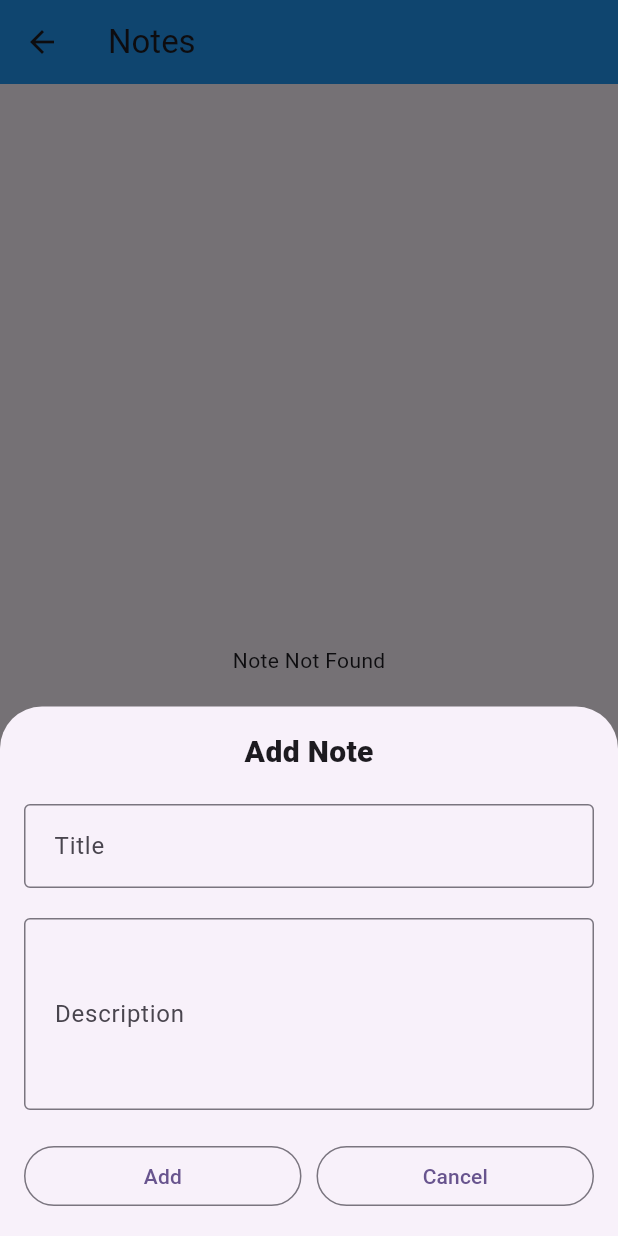
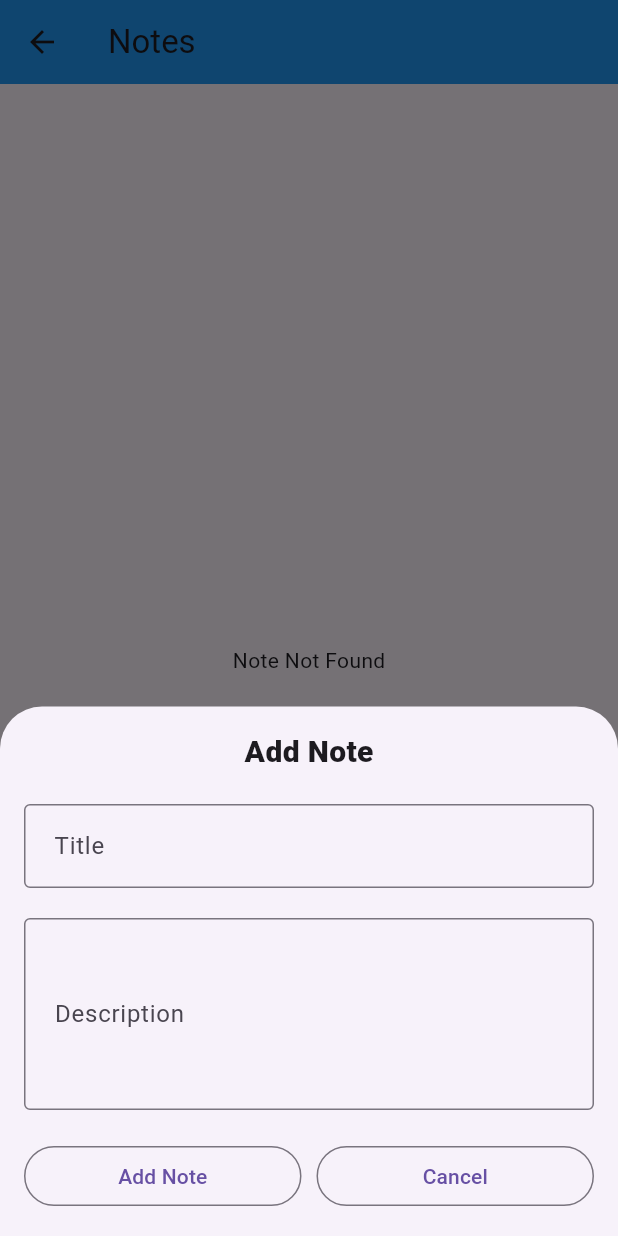
Before and after one commit to OwaisRaza1941/Local-Storage-and-Persistence, a Flutter app: the HomeScreen screen opened directly, after a tap on the "add" icon, on a phone screen of 412 x 824 dp. Run offline on Flutter 3.47's test engine with Material 3 defaults, Android fonts, the light colour scheme and no system bars; our stand-ins replace get, shared_preferences, sqflite; accounts and stored records are empty.

Commit message:
MY commit

```diff
--- a/Sqlite Database/using_the_sqflite/lib/data/local/db_helper.dart
+++ b/Sqlite Database/using_the_sqflite/lib/data/local/db_helper.dart
@@ -67,7 +67,7 @@ class DBHelper {
     return rowsEffected > 0;
   }
 
-/// Reading all data
+  /// Reading all data
   Future<List<Map<String, dynamic>>> getAllNotes() async {
     var db = await getDB();
 
@@ -75,4 +75,33 @@ class DBHelper {
 
     return mData;
   }
+
+  /// Update Data
+  Future<bool> updateNote({
+    required String mTitle,
+    required String mDes,
+    required int sno,
+  }) async {
+    var db = await getDB();
+
+    int rowsEffected = await db.update(table_note, {
+      column_note_title: mTitle,
+      column_note_des: mDes,
+    }, where: "$column_note_sno = $sno");
+
+    return rowsEffected > 0;
+  }
+
+  /// Delete Note
+
+  Future<bool> deleteNote({required int sno}) async {
+    var db = await getDB();
+
+    int rowsEffected = await db.delete(
+      table_note,
+      where: "$column_note_sno = $sno",
+    );
+
+    return rowsEffected > 0;
+  }
 }
--- a/Sqlite Database/using_the_sqflite/lib/screes/widgets/floating_actionbtn.dart
+++ b/Sqlite Database/using_the_sqflite/lib/screes/widgets/floating_actionbtn.dart
@@ -1,30 +1,66 @@
 import 'package:flutter/material.dart';
 import 'package:using_the_sqflite/components/add_note_fields.dart';
 import 'package:using_the_sqflite/data/local/db_helper.dart';
+import 'package:get/get.dart';
+import 'package:using_the_sqflite/controller/note_add_controller.dart';
 
 class AddNoteFAB extends StatelessWidget {
   final DBHelper dbRef;
   final VoidCallback refreshNotes;
+  final int? index;       // 👈 Index of note (for update)
+  final bool isUpdate;    // 👈 Add or Update mode
 
-  AddNoteFAB({required this.dbRef, required this.refreshNotes, super.key});
+  AddNoteFAB({
+    required this.dbRef,
+    required this.refreshNotes,
+    this.index,
+    this.isUpdate = false,
+    super.key,
+  });
 
   final TextEditingController titleController = TextEditingController();
   final TextEditingController desController = TextEditingController();
+
+  final NoteAddController controller = Get.find();
 
   @override
   Widget build(BuildContext context) {
     return FloatingActionButton(
       onPressed: () {
-        showModalBottomSheet(
+        /// Agar update hai to purana data load karo
+        if (isUpdate && index != null) {
+          titleController.text =
+              controller.allnotes[index!][DBHelper.column_note_title];
+          desController.text =
+              controller.allnotes[index!][DBHelper.column_note_des];
+        }
+        getModelBottomSheet(context, isUpdate: isUpdate, index: index);
+      },
+      child: Icon(isUpdate ? Icons.edit : Icons.add),
+    );
+  }
+
+  Future<dynamic> getModelBottomSheet(
+    BuildContext context, {
+    bool isUpdate = false,
+    int? index,
+  }) {
+    return showModalBottomSheet(
       context: context,
+      isScrollControlled: true,
       builder: (context) {
-            return Container(
-              padding: EdgeInsets.all(16),
+        return Padding(
+          padding: EdgeInsets.only(
+            left: 16,
+            right: 16,
+            top: 16,
+            bottom: MediaQuery.of(context).viewInsets.bottom + 16,
+          ),
           child: Column(
             mainAxisSize: MainAxisSize.min,
             children: [
               Text(
-                    "Add Note",
+                isUpdate ? "Update Note" : "Add Note",
                 style: TextStyle(fontSize: 20, fontWeight: FontWeight.w900),
               ),
               SizedBox(height: 20),
@@ -50,25 +86,27 @@ class AddNoteFAB extends StatelessWidget {
                         var des = desController.text;
 
                         if (title.isNotEmpty && des.isNotEmpty) {
-                              bool check = await dbRef.addNote(
+                          if (isUpdate && index != null) {
+                            /// 👇 Update note
+                            bool check = await dbRef.updateNote(
                               mTitle: title,
                               mDes: des,
+                              sno: controller
+                                  .allnotes[index][DBHelper.column_note_sno],
                             );
-                              if (check) {
+                            if (check) refreshNotes();
+                          } else {
+                            /// 👇 Add note
+                            await dbRef.addNote(mTitle: title, mDes: des);
                             refreshNotes();
-                              } else {
-                                ScaffoldMessenger.of(context).showSnackBar(
-                                  SnackBar(
-                                    content: Text(
-                                      "Please fill all required fields!",
-                                    ),
-                                  ),
-                                );
                           }
+
+                          titleController.clear();
+                          desController.clear();
                           Navigator.pop(context);
                         }
                       },
-                          child: Text("Add"),
+                      child: Text(isUpdate ? "Update Note" : "Add Note"),
                     ),
                   ),
                   SizedBox(width: 10),
@@ -85,8 +123,5 @@ class AddNoteFAB extends StatelessWidget {
         );
       },
     );
-      },
-      child: Icon(Icons.add),
-    );
   }
 }
```
Also changed, not shown: Sqlite Database/using_the_sqflite/lib/main.dart (+1 -9 lines), Sqlite Database/using_the_sqflite/lib/screes/home_screen.dart (+37 -9 lines). Lines whose indentation alone changed are shown as unchanged.
